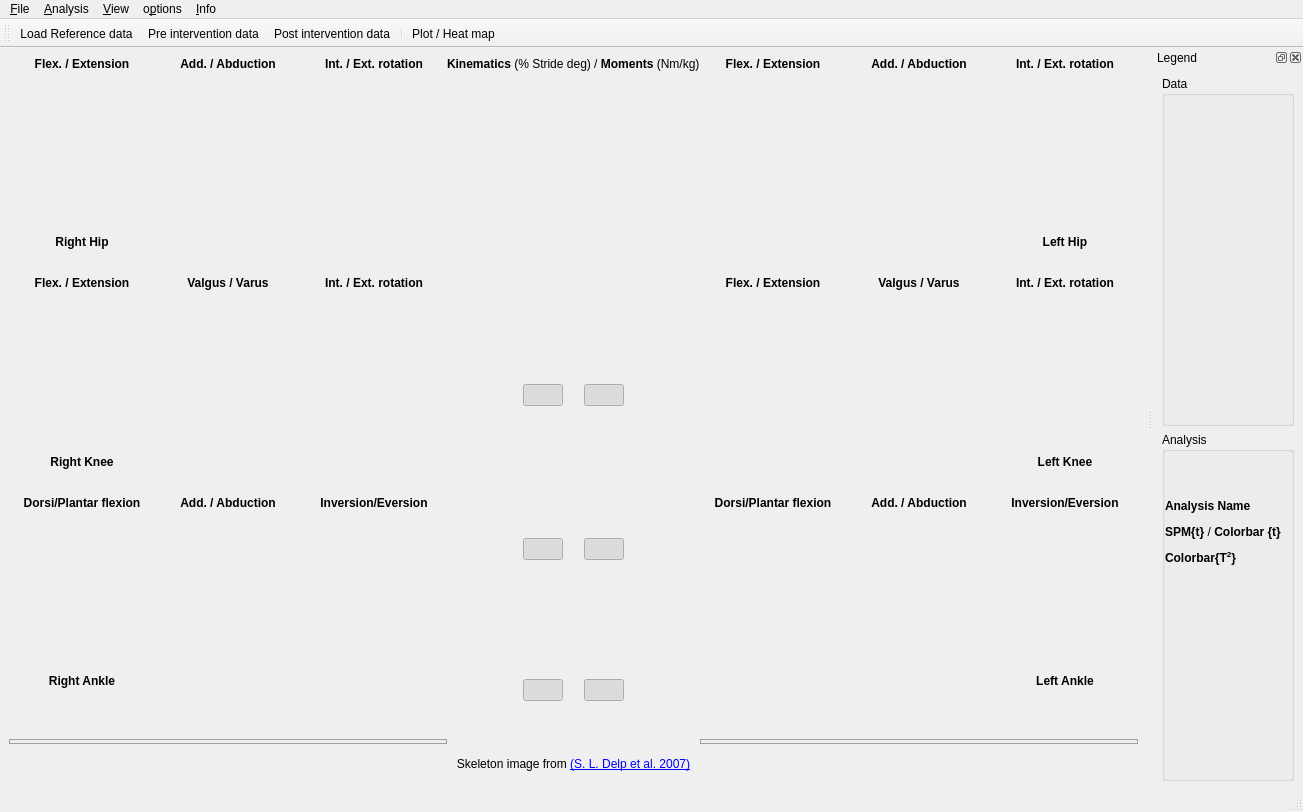
This is spmclient/ui/gui/xml/ui_gait_analysis_window.ui in aalhossary/MovementRx as Qt 5 draws it before an edit. The edited form follows.
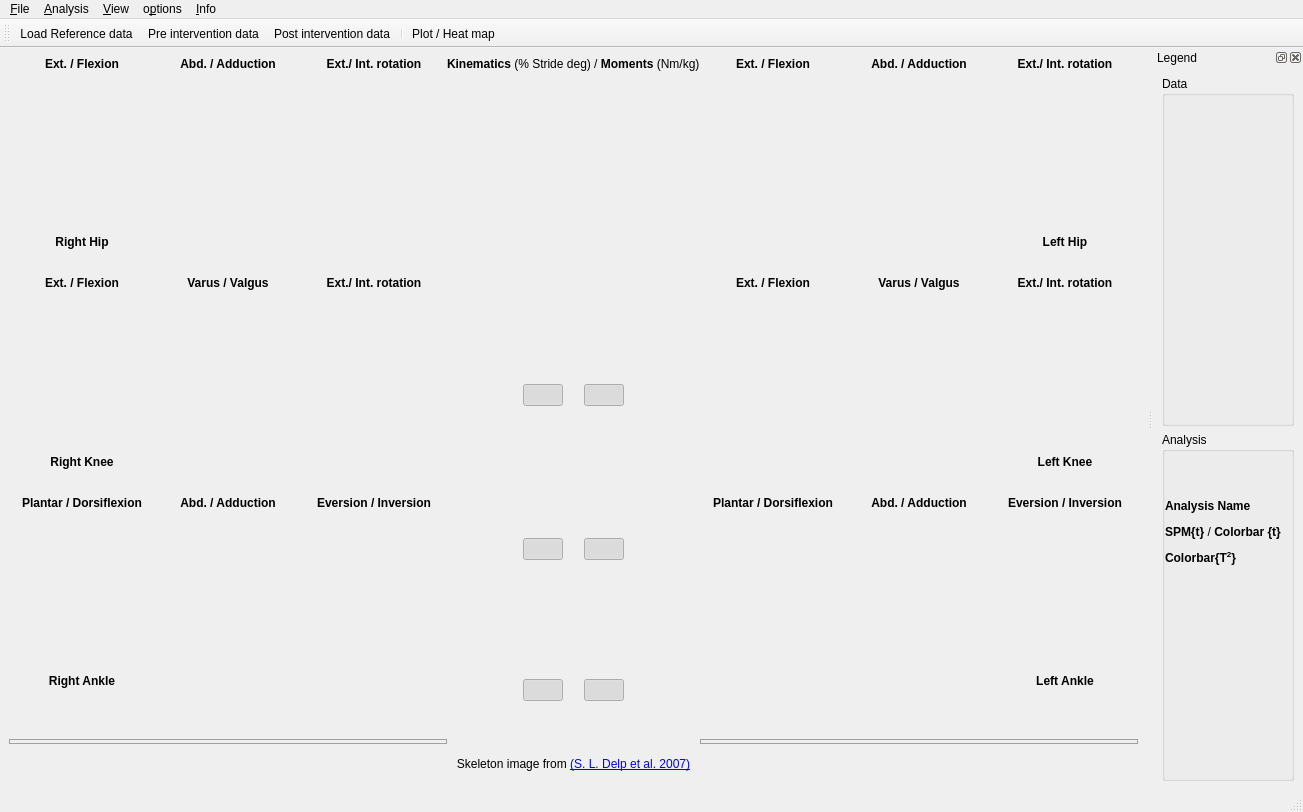
This is the edited form. Icons and pictures are not drawn. Custom widgets are drawn as their Qt base class.

Diff of the .ui file:
```diff
--- a/spmclient/ui/gui/xml/ui_gait_analysis_window.ui
+++ b/spmclient/ui/gui/xml/ui_gait_analysis_window.ui
@@ -85,7 +85,7 @@
               <item row="0" column="0">
                <widget class="QLabel" name="label_00R">
                 <property name="text">
-                 <string>&lt;html&gt;&lt;head/&gt;&lt;body&gt;&lt;p&gt;&lt;span style=&quot; font-weight:600;&quot;&gt;Flex. / Extension&lt;/span&gt;&lt;/p&gt;&lt;/body&gt;&lt;/html&gt;</string>
+                 <string>&lt;html&gt;&lt;head/&gt;&lt;body&gt;&lt;p&gt;&lt;span style=&quot; font-weight:600;&quot;&gt;Ext. / Flexion&lt;/span&gt;&lt;/p&gt;&lt;/body&gt;&lt;/html&gt;</string>
                 </property>
                 <property name="alignment">
                  <set>Qt::AlignCenter</set>
@@ -95,7 +95,7 @@
               <item row="0" column="1">
                <widget class="QLabel" name="label_01R">
                 <property name="text">
-                 <string>&lt;html&gt;&lt;head/&gt;&lt;body&gt;&lt;p&gt;&lt;span style=&quot; font-weight:600;&quot;&gt;Add. / Abduction&lt;/span&gt;&lt;/p&gt;&lt;/body&gt;&lt;/html&gt;</string>
+                 <string>&lt;html&gt;&lt;head/&gt;&lt;body&gt;&lt;p&gt;&lt;span style=&quot; font-weight:600;&quot;&gt;Abd. / Adduction&lt;/span&gt;&lt;/p&gt;&lt;/body&gt;&lt;/html&gt;</string>
                 </property>
                 <property name="alignment">
                  <set>Qt::AlignCenter</set>
@@ -105,7 +105,7 @@
               <item row="0" column="2">
                <widget class="QLabel" name="label_02R">
                 <property name="text">
-                 <string>&lt;html&gt;&lt;head/&gt;&lt;body&gt;&lt;p&gt;&lt;span style=&quot; font-weight:600;&quot;&gt;Int. / Ext. rotation&lt;/span&gt;&lt;/p&gt;&lt;/body&gt;&lt;/html&gt;</string>
+                 <string>&lt;html&gt;&lt;head/&gt;&lt;body&gt;&lt;p&gt;&lt;span style=&quot; font-weight:600;&quot;&gt;Ext./ Int. rotation&lt;/span&gt;&lt;/p&gt;&lt;/body&gt;&lt;/html&gt;</string>
                 </property>
                 <property name="alignment">
                  <set>Qt::AlignCenter</set>
@@ -312,7 +312,7 @@
                  </font>
                 </property>
                 <property name="text">
-                 <string>&lt;html&gt;&lt;head/&gt;&lt;body&gt;&lt;p align=&quot;center&quot;&gt;&lt;span style=&quot; font-weight:600;&quot;&gt;Flex. / Extension&lt;/span&gt;&lt;/p&gt;&lt;/body&gt;&lt;/html&gt;</string>
+                 <string>&lt;html&gt;&lt;head/&gt;&lt;body&gt;&lt;p&gt;&lt;span style=&quot; font-weight:600;&quot;&gt;Ext. / Flexion&lt;/span&gt;&lt;/p&gt;&lt;/body&gt;&lt;/html&gt;</string>
                 </property>
                 <property name="alignment">
                  <set>Qt::AlignCenter</set>
@@ -328,7 +328,7 @@
                  </font>
                 </property>
                 <property name="text">
-                 <string>&lt;html&gt;&lt;head/&gt;&lt;body&gt;&lt;p&gt;Valgus / Varus&lt;/p&gt;&lt;/body&gt;&lt;/html&gt;</string>
+                 <string>&lt;html&gt;&lt;head/&gt;&lt;body&gt;&lt;p&gt;Varus / Valgus&lt;/p&gt;&lt;/body&gt;&lt;/html&gt;</string>
                 </property>
                 <property name="textFormat">
                  <enum>Qt::RichText</enum>
@@ -347,7 +347,7 @@
                  </font>
                 </property>
                 <property name="text">
-                 <string>&lt;html&gt;&lt;head/&gt;&lt;body&gt;&lt;p&gt;&lt;span style=&quot; font-weight:600;&quot;&gt;Int. / Ext. rotation&lt;/span&gt;&lt;/p&gt;&lt;/body&gt;&lt;/html&gt;</string>
+                 <string>&lt;html&gt;&lt;head/&gt;&lt;body&gt;&lt;p&gt;&lt;span style=&quot; font-weight:600;&quot;&gt;Ext./ Int. rotation&lt;/span&gt;&lt;/p&gt;&lt;/body&gt;&lt;/html&gt;</string>
                 </property>
                 <property name="alignment">
                  <set>Qt::AlignCenter</set>
@@ -554,7 +554,7 @@
                  </font>
                 </property>
                 <property name="text">
-                 <string>&lt;html&gt;&lt;head/&gt;&lt;body&gt;&lt;p&gt;&lt;span style=&quot; font-weight:600;&quot;&gt;Dorsi/Plantar flexion&lt;/span&gt;&lt;/p&gt;&lt;/body&gt;&lt;/html&gt;</string>
+                 <string>&lt;html&gt;&lt;head/&gt;&lt;body&gt;&lt;p&gt;Plantar / Dorsiflexion&lt;/p&gt;&lt;/body&gt;&lt;/html&gt;</string>
                 </property>
                 <property name="textFormat">
                  <enum>Qt::RichText</enum>
@@ -573,7 +573,7 @@
                  </font>
                 </property>
                 <property name="text">
-                 <string>Add. / Abduction</string>
+                 <string>Abd. / Adduction</string>
                 </property>
                 <property name="textFormat">
                  <enum>Qt::RichText</enum>
@@ -592,7 +592,7 @@
                  </font>
                 </property>
                 <property name="text">
-                 <string>&lt;html&gt;&lt;head/&gt;&lt;body&gt;&lt;p&gt;&lt;span style=&quot; font-weight:600;&quot;&gt;Inversion/Eversion&lt;/span&gt;&lt;/p&gt;&lt;/body&gt;&lt;/html&gt;</string>
+                 <string>&lt;html&gt;&lt;head/&gt;&lt;body&gt;&lt;p&gt;Eversion / Inversion&lt;/p&gt;&lt;/body&gt;&lt;/html&gt;</string>
                 </property>
                 <property name="textFormat">
                  <enum>Qt::RichText</enum>
@@ -885,7 +885,7 @@
               <item row="0" column="0">
                <widget class="QLabel" name="label_00L">
                 <property name="text">
-                 <string>&lt;html&gt;&lt;head/&gt;&lt;body&gt;&lt;p&gt;&lt;span style=&quot; font-weight:600;&quot;&gt;Flex. / Extension&lt;/span&gt;&lt;/p&gt;&lt;/body&gt;&lt;/html&gt;</string>
+                 <string>&lt;html&gt;&lt;head/&gt;&lt;body&gt;&lt;p&gt;&lt;span style=&quot; font-weight:600;&quot;&gt;Ext. / Flexion&lt;/span&gt;&lt;/p&gt;&lt;/body&gt;&lt;/html&gt;</string>
                 </property>
                 <property name="textFormat">
                  <enum>Qt::RichText</enum>
@@ -898,7 +898,7 @@
               <item row="0" column="1">
                <widget class="QLabel" name="label_01L">
                 <property name="text">
-                 <string>&lt;html&gt;&lt;head/&gt;&lt;body&gt;&lt;p&gt;&lt;span style=&quot; font-weight:600;&quot;&gt;Add. / Abduction&lt;/span&gt;&lt;/p&gt;&lt;/body&gt;&lt;/html&gt;</string>
+                 <string>&lt;html&gt;&lt;head/&gt;&lt;body&gt;&lt;p&gt;&lt;span style=&quot; font-weight:600;&quot;&gt;Abd. / Adduction&lt;/span&gt;&lt;/p&gt;&lt;/body&gt;&lt;/html&gt;</string>
                 </property>
                 <property name="textFormat">
                  <enum>Qt::RichText</enum>
@@ -911,7 +911,7 @@
               <item row="0" column="2">
                <widget class="QLabel" name="label_02L">
                 <property name="text">
-                 <string>&lt;html&gt;&lt;head/&gt;&lt;body&gt;&lt;p&gt;&lt;span style=&quot; font-weight:600;&quot;&gt;Int. / Ext. rotation&lt;/span&gt;&lt;/p&gt;&lt;/body&gt;&lt;/html&gt;</string>
+                 <string>&lt;html&gt;&lt;head/&gt;&lt;body&gt;&lt;p&gt;&lt;span style=&quot; font-weight:600;&quot;&gt;Ext./ Int. rotation&lt;/span&gt;&lt;/p&gt;&lt;/body&gt;&lt;/html&gt;</string>
                 </property>
                 <property name="textFormat">
                  <enum>Qt::RichText</enum>
@@ -1121,7 +1121,7 @@
                  </font>
                 </property>
                 <property name="text">
-                 <string>&lt;html&gt;&lt;head/&gt;&lt;body&gt;&lt;p&gt;&lt;span style=&quot; font-weight:600;&quot;&gt;Flex. / Extension&lt;/span&gt;&lt;/p&gt;&lt;/body&gt;&lt;/html&gt;</string>
+                 <string>&lt;html&gt;&lt;head/&gt;&lt;body&gt;&lt;p&gt;Ext. / Flexion&lt;/p&gt;&lt;/body&gt;&lt;/html&gt;</string>
                 </property>
                 <property name="textFormat">
                  <enum>Qt::RichText</enum>
@@ -1140,7 +1140,7 @@
                  </font>
                 </property>
                 <property name="text">
-                 <string>Valgus / Varus</string>
+                 <string>&lt;html&gt;&lt;head/&gt;&lt;body&gt;&lt;p&gt;Varus / Valgus&lt;/p&gt;&lt;/body&gt;&lt;/html&gt;</string>
                 </property>
                 <property name="textFormat">
                  <enum>Qt::RichText</enum>
@@ -1159,7 +1159,7 @@
                  </font>
                 </property>
                 <property name="text">
-                 <string>&lt;html&gt;&lt;head/&gt;&lt;body&gt;&lt;p&gt;&lt;span style=&quot; font-weight:600;&quot;&gt;Int. / Ext. rotation&lt;/span&gt;&lt;/p&gt;&lt;/body&gt;&lt;/html&gt;</string>
+                 <string>&lt;html&gt;&lt;head/&gt;&lt;body&gt;&lt;p&gt;Ext./ Int. rotation&lt;/p&gt;&lt;/body&gt;&lt;/html&gt;</string>
                 </property>
                 <property name="textFormat">
                  <enum>Qt::RichText</enum>
@@ -1369,7 +1369,7 @@
                  </font>
                 </property>
                 <property name="text">
-                 <string>&lt;html&gt;&lt;head/&gt;&lt;body&gt;&lt;p&gt;&lt;span style=&quot; font-weight:600;&quot;&gt;Dorsi/Plantar flexion&lt;/span&gt;&lt;/p&gt;&lt;/body&gt;&lt;/html&gt;</string>
+                 <string>&lt;html&gt;&lt;head/&gt;&lt;body&gt;&lt;p&gt;Plantar / Dorsiflexion&lt;/p&gt;&lt;/body&gt;&lt;/html&gt;</string>
                 </property>
                 <property name="textFormat">
                  <enum>Qt::RichText</enum>
@@ -1388,7 +1388,7 @@
                  </font>
                 </property>
                 <property name="text">
-                 <string>&lt;html&gt;&lt;head/&gt;&lt;body&gt;&lt;p&gt;&lt;span style=&quot; font-weight:600;&quot;&gt;Add. / Abduction&lt;/span&gt;&lt;/p&gt;&lt;/body&gt;&lt;/html&gt;</string>
+                 <string>&lt;html&gt;&lt;head/&gt;&lt;body&gt;&lt;p&gt;Abd. / Adduction&lt;/p&gt;&lt;/body&gt;&lt;/html&gt;</string>
                 </property>
                 <property name="textFormat">
                  <enum>Qt::RichText</enum>
@@ -1407,7 +1407,7 @@
                  </font>
                 </property>
                 <property name="text">
-                 <string>&lt;html&gt;&lt;head/&gt;&lt;body&gt;&lt;p&gt;&lt;span style=&quot; font-weight:600;&quot;&gt;Inversion/Eversion&lt;/span&gt;&lt;/p&gt;&lt;/body&gt;&lt;/html&gt;</string>
+                 <string>&lt;html&gt;&lt;head/&gt;&lt;body&gt;&lt;p&gt;Eversion / Inversion&lt;/p&gt;&lt;/body&gt;&lt;/html&gt;</string>
                 </property>
                 <property name="textFormat">
                  <enum>Qt::RichText</enum>
```
